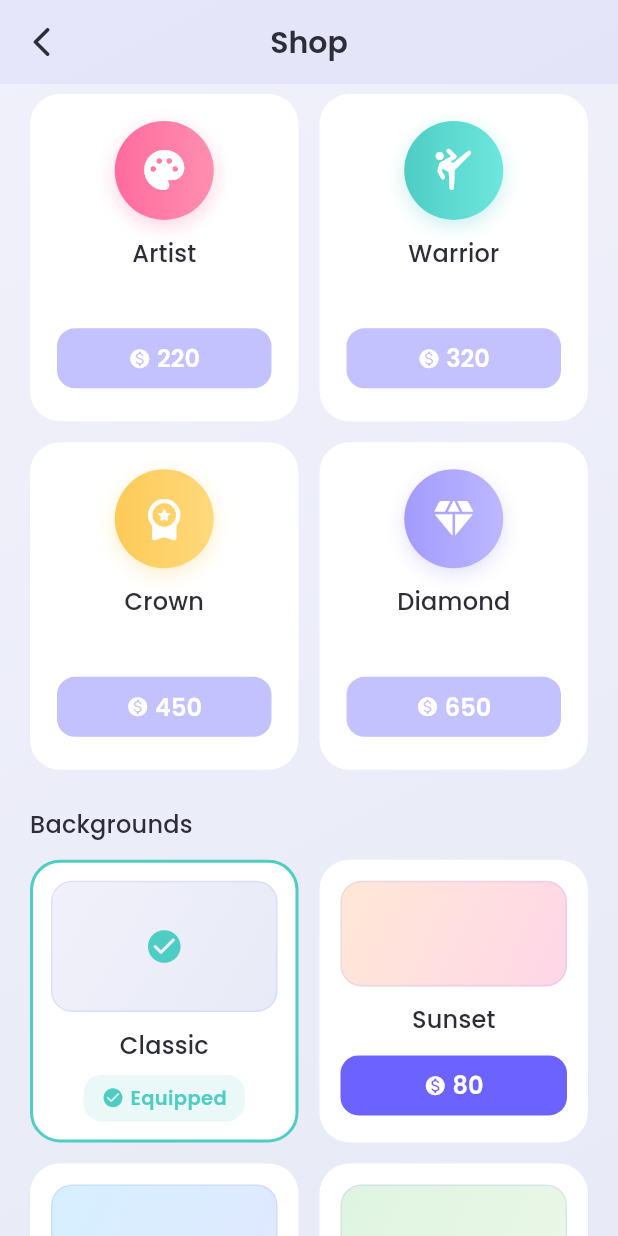
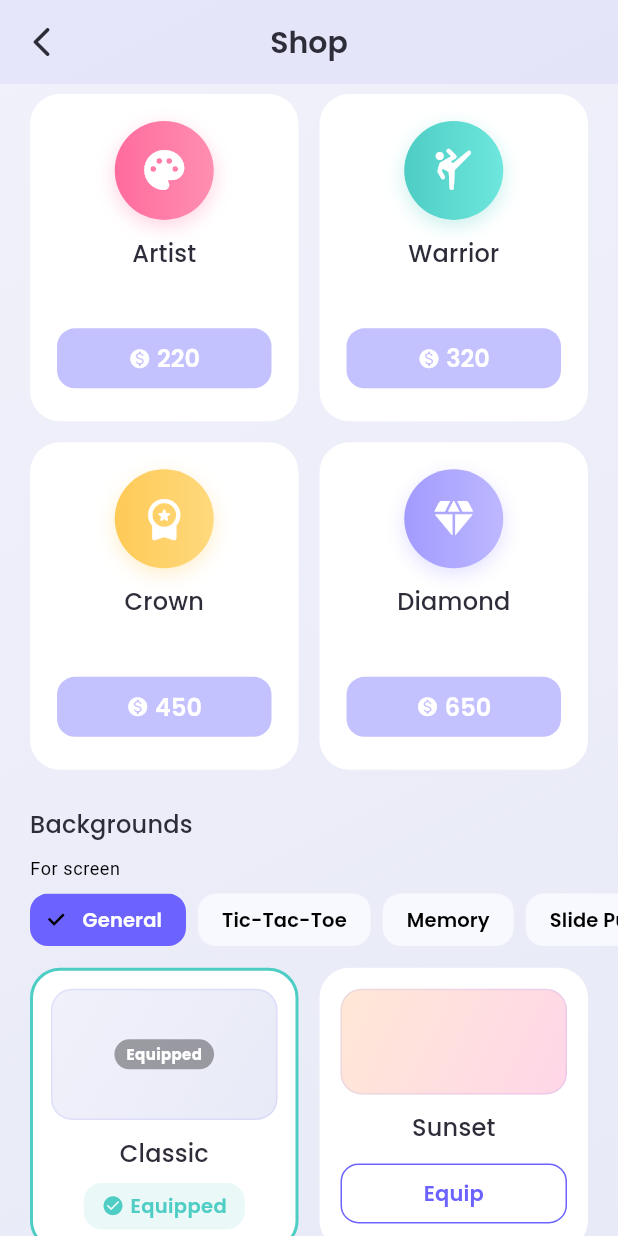
Before and after one commit to ElezDev/PuzzleApp, a Flutter app: the ShopScreen screen opened directly, scrolled down 576 dp, on a phone screen of 412 x 824 dp. Run offline on Flutter 3.47's test engine with Material 3 defaults, Android fonts, the light colour scheme and no system bars; our stand-ins replace audioplayers, confetti, flutter_staggered_animations, google_fonts, sqflite; accounts and stored records are empty.

Commit message:
Refactor background management in AppProvider to support global and game-specific backgrounds. Update shop screen for background selection and equipping, including localization for new background options in Spanish and English.

```diff
--- a/lib/l10n/app_strings.dart
+++ b/lib/l10n/app_strings.dart
@@ -66,6 +66,12 @@ class AppStrings {
       : 'Spend your coins on avatars and backgrounds';
   String get avatars => isSpanish ? 'Avatares' : 'Avatars';
   String get backgrounds => isSpanish ? 'Fondos' : 'Backgrounds';
+  String get general => isSpanish ? 'General' : 'General';
+  String get inherited => isSpanish ? 'Heredado' : 'Inherited';
+  String get useGeneralBackground => isSpanish
+      ? 'Usar fondo general'
+      : 'Use general background';
+  String get forScreen => isSpanish ? 'Para la pantalla' : 'For screen';
   String get buy => isSpanish ? 'Comprar' : 'Buy';
   String get equip => isSpanish ? 'Equipar' : 'Equip';
   String get equipped => isSpanish ? 'Equipado' : 'Equipped';
--- a/lib/main.dart
+++ b/lib/main.dart
@@ -27,7 +27,7 @@ class PuzlessApp extends StatelessWidget {
   @override
   Widget build(BuildContext context) {
     final provider = context.watch<AppProvider>();
-    final background = provider.equippedBackground;
+    final background = provider.globalBackground;
     final colors = provider.isDarkMode
         ? background.darkColors
         : background.lightColors;
--- a/lib/providers/app_provider.dart
+++ b/lib/providers/app_provider.dart
@@ -3,8 +3,11 @@ import '../core/database_helper.dart';
 import '../core/sound_manager.dart';
 import '../models/shop_item.dart';
 import '../models/app_background.dart';
+import '../models/game_info.dart';
 
 class AppProvider extends ChangeNotifier {
+  static const String globalBackgroundSlot = 'global';
+
   final DatabaseHelper _db = DatabaseHelper();
   final SoundManager _sound = SoundManager();
 
@@ -16,7 +19,7 @@ class AppProvider extends ChangeNotifier {
   Map<String, dynamic> _profile = {};
   List<String> _purchases = [];
   String _equippedAvatar = ShopItem.defaultAvatar.id;
-  String _equippedBackground = AppBackground.defaultBackground.id;
+  final Map<String, String> _backgrounds = {};
   bool _isLoaded = false;
 
   bool get isDarkMode => _isDarkMode;
@@ -42,8 +45,24 @@ class AppProvider extends ChangeNotifier {
 
   ShopItem get equippedAvatar => ShopItem.byId(_equippedAvatar);
 
-  AppBackground get equippedBackground =>
-      AppBackground.byId(_equippedBackground);
+  /// The background used across the whole app (fallback for every screen).
+  AppBackground get globalBackground => AppBackground.byId(
+        _backgrounds[globalBackgroundSlot] ??
+            AppBackground.defaultBackground.id,
+      );
+
+  /// The background equipped specifically for [slot], or null when the slot
+  /// should fall back to the global background.
+  AppBackground? backgroundFor(String slot) {
+    if (slot == globalBackgroundSlot) return globalBackground;
+    final id = _backgrounds[slot];
+    return id == null ? null : AppBackground.byId(id);
+  }
+
+  String resolvedBackgroundId(String slot) {
+    if (slot == globalBackgroundSlot) return globalBackground.id;
+    return _backgrounds[slot] ?? globalBackground.id;
+  }
 
   bool isPurchased(String itemId) =>
       itemId == ShopItem.defaultAvatar.id ||
@@ -52,7 +71,13 @@ class AppProvider extends ChangeNotifier {
 
   bool isEquipped(String itemId) => _equippedAvatar == itemId;
 
-  bool isBackgroundEquipped(String itemId) => _equippedBackground == itemId;
+  bool isBackgroundEquipped(String slot, String itemId) =>
+      resolvedBackgroundId(slot) == itemId;
+
+  bool isBackgroundInherited(String slot, String itemId) =>
+      slot != globalBackgroundSlot &&
+      _backgrounds[slot] == null &&
+      globalBackground.id == itemId;
 
   double get levelProgress {
     final current = _db.xpInCurrentLevel(totalXp);
@@ -88,10 +113,21 @@ class AppProvider extends ChangeNotifier {
         ? ShopItem.defaultAvatar.id
         : avatar;
 
-    final background = await _db.getSetting('equipped_background');
-    _equippedBackground = (background == null || background.isEmpty)
-        ? AppBackground.defaultBackground.id
-        : background;
+    _backgrounds.clear();
+    final globalBg = await _db.getSetting('equipped_background_global');
+    final legacyBg = await _db.getSetting('equipped_background');
+    _backgrounds[globalBackgroundSlot] =
+        (globalBg != null && globalBg.isNotEmpty)
+            ? globalBg
+            : ((legacyBg != null && legacyBg.isNotEmpty)
+                ? legacyBg
+                : AppBackground.defaultBackground.id);
+    for (final game in GameInfo.allGames) {
+      final value = await _db.getSetting('equipped_background_${game.id}');
+      if (value != null && value.isNotEmpty) {
+        _backgrounds[game.id] = value;
+      }
+    }
 
     _isLoaded = true;
     notifyListeners();
@@ -181,10 +217,18 @@ class AppProvider extends ChangeNotifier {
     notifyListeners();
   }
 
-  Future<void> equipBackground(String itemId) async {
+  /// Equips [itemId] to [slot]. Pass null to clear the override on a game
+  /// slot so it falls back to the global background.
+  Future<void> equipBackground(String slot, String? itemId) async {
+    if (itemId == null) {
+      _backgrounds.remove(slot);
+      await _db.setSetting('equipped_background_$slot', '');
+      notifyListeners();
+      return;
+    }
     if (!isPurchased(itemId)) return;
-    _equippedBackground = itemId;
-    await _db.setSetting('equipped_background', itemId);
+    _backgrounds[slot] = itemId;
+    await _db.setSetting('equipped_background_$slot', itemId);
     notifyListeners();
   }
 }
--- a/lib/screens/daily_challenge_screen.dart
+++ b/lib/screens/daily_challenge_screen.dart
@@ -6,6 +6,7 @@ import '../core/app_theme.dart';
 import '../providers/app_provider.dart';
 import '../models/game_info.dart';
 import '../l10n/app_strings.dart';
+import '../widgets/game_background.dart';
 import 'games/tic_tac_toe_screen.dart';
 import 'games/memory_screen.dart';
 import 'games/slide_puzzle_screen.dart';
@@ -95,6 +96,7 @@ class _DailyChallengeScreenState extends State<DailyChallengeScreen> {
         return;
     }
 
+    screen = GameBackground(slot: _todayGame.id, child: screen);
     Navigator.of(context)
         .push(MaterialPageRoute(builder: (_) => screen))
         .then((_) => _loadChallenge());
--- a/lib/screens/home_screen.dart
+++ b/lib/screens/home_screen.dart
@@ -5,6 +5,7 @@ import '../providers/app_provider.dart';
 import '../models/game_info.dart';
 import '../l10n/app_strings.dart';
 import '../widgets/game_card.dart';
+import '../widgets/game_background.dart';
 import '../core/app_theme.dart';
 import 'games/tic_tac_toe_screen.dart';
 import 'games/memory_screen.dart';
@@ -54,6 +55,7 @@ class HomeScreen extends StatelessWidget {
       default:
         return;
     }
+    screen = GameBackground(slot: game.id, child: screen);
     Navigator.of(context).push(
       PageRouteBuilder(
         pageBuilder: (_, _, _) => screen,
--- a/lib/screens/shop_screen.dart
+++ b/lib/screens/shop_screen.dart
@@ -4,10 +4,18 @@ import '../core/app_theme.dart';
 import '../l10n/app_strings.dart';
 import '../models/shop_item.dart';
 import '../models/app_background.dart';
+import '../models/game_info.dart';
 import '../providers/app_provider.dart';
 
-class ShopScreen extends StatelessWidget {
+class ShopScreen extends StatefulWidget {
   const ShopScreen({super.key});
+
+  @override
+  State<ShopScreen> createState() => _ShopScreenState();
+}
+
+class _ShopScreenState extends State<ShopScreen> {
+  String _selectedSlot = AppProvider.globalBackgroundSlot;
 
   Future<void> _purchaseAndEquip({
     required BuildContext context,
@@ -52,11 +60,25 @@ class ShopScreen extends StatelessWidget {
     }
   }
 
+  String _slotLabel(AppStrings strings, String slot) {
+    if (slot == AppProvider.globalBackgroundSlot) return strings.general;
+    return strings.gameName(slot);
+  }
+
   @override
   Widget build(BuildContext context) {
     final provider = context.watch<AppProvider>();
     final theme = Theme.of(context);
     final strings = AppStrings.of(context);
+
+    final slots = [
+      AppProvider.globalBackgroundSlot,
+      ...GameInfo.allGames
+          .where((g) => provider.level >= g.requiredLevel)
+          .map((g) => g.id),
+    ];
+
+    final currentBackground = provider.backgroundFor(_selectedSlot);
 
     return Scaffold(
       appBar: AppBar(
@@ -121,7 +143,7 @@ class ShopScreen extends StatelessWidget {
                 delegate: SliverChildBuilderDelegate(
                   (context, index) {
                     final item = ShopItem.avatars[index];
-                    return _ShopCard(
+                    return _AvatarCard(
                       item: item,
                       purchased: provider.isPurchased(item.id),
                       equipped: provider.isEquipped(item.id),
@@ -144,13 +166,77 @@ class ShopScreen extends StatelessWidget {
             ),
             SliverToBoxAdapter(
               child: Padding(
-                padding: const EdgeInsets.fromLTRB(20, 24, 20, 12),
+                padding: const EdgeInsets.fromLTRB(20, 24, 20, 10),
                 child: Text(strings.backgrounds,
                     style: theme.textTheme.titleMedium),
               ),
             ),
+            SliverToBoxAdapter(
+              child: Padding(
+                padding: const EdgeInsets.fromLTRB(20, 0, 20, 6),
+                child: Text(strings.forScreen,
+                    style: theme.textTheme.bodySmall),
+              ),
+            ),
+            SliverToBoxAdapter(
+              child: SizedBox(
+                height: 40,
+                child: ListView.separated(
+                  scrollDirection: Axis.horizontal,
+                  padding: const EdgeInsets.symmetric(horizontal: 20),
+                  itemCount: slots.length,
+                  separatorBuilder: (_, _) => const SizedBox(width: 8),
+                  itemBuilder: (context, index) {
+                    final slot = slots[index];
+                    final selected = slot == _selectedSlot;
+                    return ChoiceChip(
+                      label: Text(_slotLabel(strings, slot)),
+                      selected: selected,
+                      onSelected: (_) => setState(() => _selectedSlot = slot),
+                      selectedColor: theme.colorScheme.primary,
+                      labelStyle: TextStyle(
+                        color: selected ? Colors.white : null,
+                        fontWeight: FontWeight.w600,
+                        fontSize: 13,
+                      ),
+                      shape: RoundedRectangleBorder(
+                        borderRadius: BorderRadius.circular(12),
+                      ),
+                      side: BorderSide.none,
+                    );
+                  },
+                ),
+              ),
+            ),
+            if (_selectedSlot != AppProvider.globalBackgroundSlot)
+              SliverToBoxAdapter(
+                child: Padding(
+                  padding: const EdgeInsets.fromLTRB(20, 10, 20, 0),
+                  child: Row(
+                    children: [
+                      const Icon(Icons.layers_rounded,
+                          size: 16, color: AppTheme.primaryLight),
+                      const SizedBox(width: 6),
+                      Expanded(
+                        child: Text(
+                          currentBackground == null
+                              ? strings.inherited
+                              : strings.backgroundName(currentBackground.id),
+                          style: theme.textTheme.bodySmall,
+                        ),
+                      ),
+                      TextButton.icon(
+                        onPressed: () =>
+                            provider.equipBackground(_selectedSlot, null),
+                        icon: const Icon(Icons.restart_alt_rounded, size: 16),
+                        label: Text(strings.useGeneralBackground),
+                      ),
+                    ],
+                  ),
+                ),
+              ),
             SliverPadding(
-              padding: const EdgeInsets.symmetric(horizontal: 20),
+              padding: const EdgeInsets.fromLTRB(20, 12, 20, 0),
               sliver: SliverGrid(
                 gridDelegate: const SliverGridDelegateWithFixedCrossAxisCount(
                   crossAxisCount: 2,
@@ -161,11 +247,15 @@ class ShopScreen extends StatelessWidget {
                 delegate: SliverChildBuilderDelegate(
                   (context, index) {
                     final item = AppBackground.all[index];
+                    final equipped = provider.isBackgroundEquipped(
+                        _selectedSlot, item.id);
+                    final inherited = provider.isBackgroundInherited(
+                        _selectedSlot, item.id);
                     return _BackgroundCard(
                       item: item,
                       isDark: provider.isDarkMode,
-                      purchased: provider.isPurchased(item.id),
-                      equipped: provider.isBackgroundEquipped(item.id),
+                      equipped: equipped,
+                      inherited: inherited,
                       onTap: () => _purchaseAndEquip(
                         context: context,
                         provider: provider,
@@ -173,8 +263,9 @@ class ShopScreen extends StatelessWidget {
                         price: item.price,
                         name: strings.backgroundName(item.id),
                         purchased: provider.isPurchased(item.id),
-                        equipped: provider.isBackgroundEquipped(item.id),
-                        equip: () => provider.equipBackground(item.id),
+                        equipped: equipped,
+                        equip: () =>
+                            provider.equipBackground(_selectedSlot, item.id),
                       ),
                     );
                   },
@@ -190,14 +281,14 @@ class ShopScreen extends StatelessWidget {
   }
 }
 
-class _ShopCard extends StatelessWidget {
+class _AvatarCard extends StatelessWidget {
   final ShopItem item;
   final bool purchased;
   final bool equipped;
   final bool affordable;
   final VoidCallback onTap;
 
-  const _ShopCard({
+  const _AvatarCard({
     required this.item,
     required this.purchased,
     required this.equipped,
@@ -263,15 +354,15 @@ class _ShopCard extends StatelessWidget {
 class _BackgroundCard extends StatelessWidget {
   final AppBackground item;
   final bool isDark;
-  final bool purchased;
   final bool equipped;
+  final bool inherited;
   final VoidCallback onTap;
 
   const _BackgroundCard({
     required this.item,
     required this.isDark,
-    required this.purchased,
     required this.equipped,
+    required this.inherited,
     required this.onTap,
   });
 
@@ -281,6 +372,10 @@ class _BackgroundCard extends StatelessWidget {
     final strings = AppStrings.of(context);
     final colors = isDark ? item.darkColors : item.lightColors;
 
+    final borderColor = equipped
+        ? AppTheme.success
+        : (inherited ? AppTheme.primaryLight : Colors.transparent);
+
     return GestureDetector(
       onTap: onTap,
       child: Container(
@@ -288,9 +383,7 @@ class _BackgroundCard extends StatelessWidget {
         decoration: BoxDecoration(
           color: theme.cardColor,
           borderRadius: BorderRadius.circular(20),
-          border: equipped
-              ? Border.all(color: AppTheme.success, width: 2)
-              : Border.all(color: Colors.transparent, width: 2),
+          border: Border.all(color: borderColor, width: 2),
         ),
         child: Column(
           children: [
@@ -308,10 +401,24 @@ class _BackgroundCard extends StatelessWidget {
                     color: theme.colorScheme.primary.withValues(alpha: 0.12),
                   ),
                 ),
-                child: equipped
-                    ? const Center(
-                        child: Icon(Icons.check_circle_rounded,
-                            color: AppTheme.success, size: 26),
+                child: (equipped || inherited)
+                    ? Center(
+                        child: Container(
+                          padding: const EdgeInsets.symmetric(
+                              horizontal: 8, vertical: 3),
+                          decoration: BoxDecoration(
+                            color: Colors.black.withValues(alpha: 0.35),
+                            borderRadius: BorderRadius.circular(10),
+                          ),
+                          child: Text(
+                            equipped ? strings.equipped : strings.inherited,
+                            style: const TextStyle(
+                              color: Colors.white,
+                              fontSize: 10,
+                              fontWeight: FontWeight.w700,
+                            ),
+                          ),
+                        ),
                       )
                     : null,
               ),
@@ -325,7 +432,7 @@ class _BackgroundCard extends StatelessWidget {
             ),
             const SizedBox(height: 8),
             _ActionButton(
-              purchased: purchased,
+              purchased: true,
               equipped: equipped,
               affordable: true,
               price: item.price,
--- /dev/null
+++ b/lib/widgets/game_background.dart
@@ -0,0 +1,36 @@
+import 'package:flutter/material.dart';
+import 'package:provider/provider.dart';
+import '../providers/app_provider.dart';
+
+/// Paints the background equipped for a specific screen [slot] behind [child].
+/// When no override is set for the slot, [child] is returned untouched so the
+/// global app background remains visible.
+class GameBackground extends StatelessWidget {
+  final String slot;
+  final Widget child;
+
+  const GameBackground({super.key, required this.slot, required this.child});
+
+  @override
+  Widget build(BuildContext context) {
+    final provider = context.watch<AppProvider>();
+    final background = provider.backgroundFor(slot);
+    if (background == null) return child;
+
+    final colors = provider.isDarkMode
+        ? background.darkColors
+        : background.lightColors;
+
+    return AnimatedContainer(
+      duration: const Duration(milliseconds: 300),
+      decoration: BoxDecoration(
+        gradient: LinearGradient(
+          begin: Alignment.topLeft,
+          end: Alignment.bottomRight,
+          colors: colors,
+        ),
+      ),
+      child: child,
+    );
+  }
+}
```
Also changed, not shown: 1 other file.
